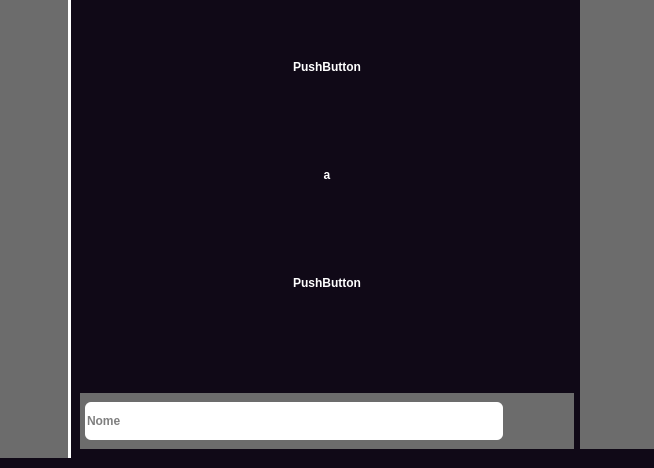
Old version of the form design/NOVODASH.ui in the repository Zstraffey/NewTE; both pictures show x 442 to 1096 and y 332 to 800 of the 1241 by 800 pixel window.
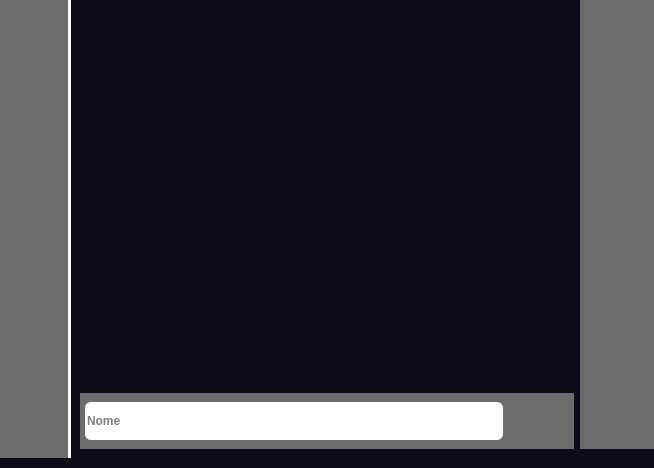
New version of the form. Icons and pictures are not drawn.

```diff
--- a/design/NOVODASH.ui
+++ b/design/NOVODASH.ui
@@ -2995,9 +2995,9 @@
                         <property name="geometry">
                          <rect>
                           <x>0</x>
-                          <y>214</y>
+                          <y>614</y>
                           <width>494</width>
-                          <height>421</height>
+                          <height>21</height>
                          </rect>
                         </property>
                         <property name="sizePolicy">
@@ -3036,7 +3036,7 @@
                            <x>0</x>
                            <y>0</y>
                            <width>494</width>
-                           <height>421</height>
+                           <height>21</height>
                           </rect>
                          </property>
                          <property name="sizePolicy">
@@ -3061,27 +3061,6 @@
                           <property name="bottomMargin">
                            <number>0</number>
                           </property>
-                          <item>
-                           <widget class="QPushButton" name="pushButton_3">
-                            <property name="text">
-                             <string>PushButton</string>
-                            </property>
-                           </widget>
-                          </item>
-                          <item>
-                           <widget class="QPushButton" name="pushButton_2">
-                            <property name="text">
-                             <string>a</string>
-                            </property>
-                           </widget>
-                          </item>
-                          <item>
-                           <widget class="QPushButton" name="pushButton_4">
-                            <property name="text">
-                             <string>PushButton</string>
-                            </property>
-                           </widget>
-                          </item>
                          </layout>
                         </widget>
                        </widget>
```
Left out of the diff: 4 changed lines with no effect on the pictures.
